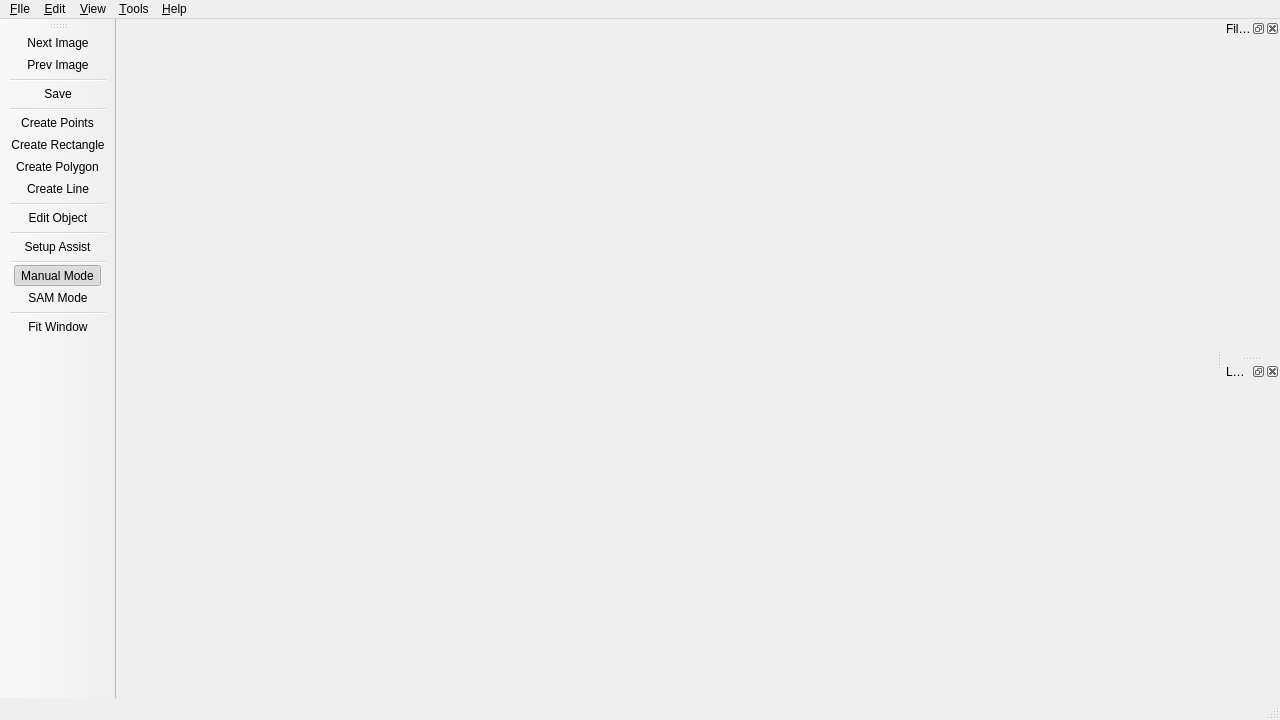
The window that src/widgets/main_window/form.ui (J094/label-anything) describes before a commit, drawn with Qt 5.
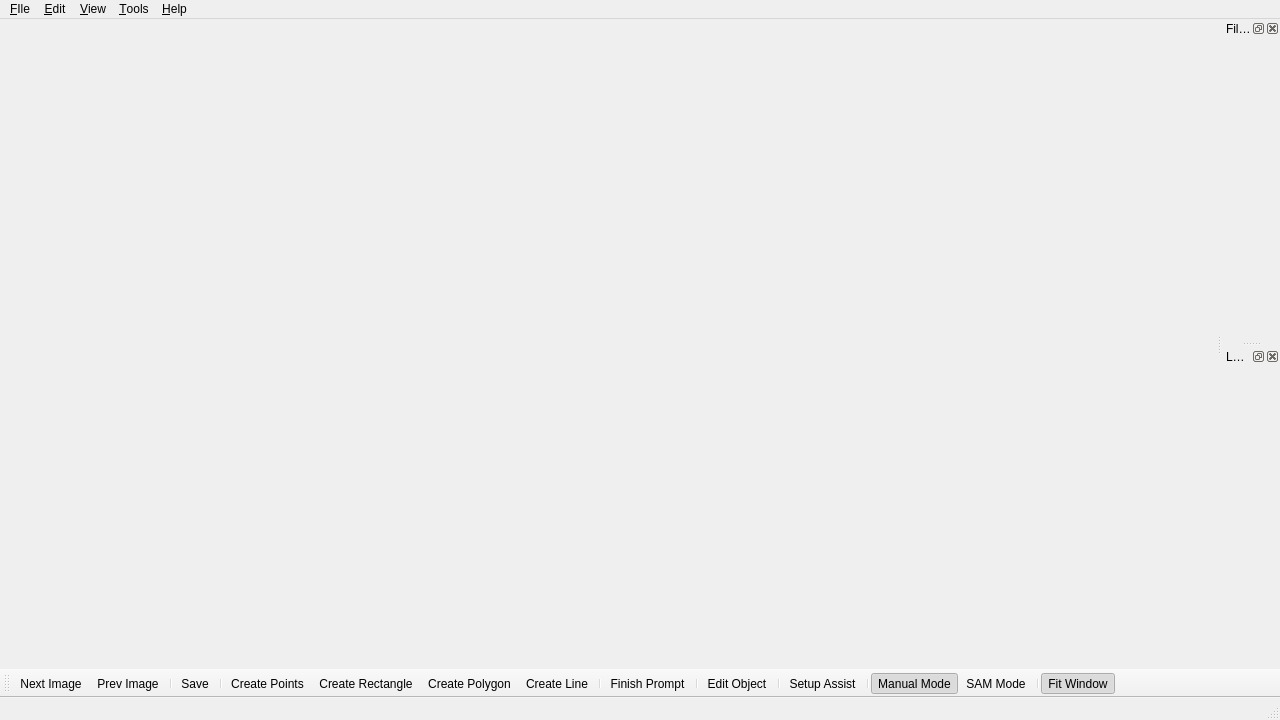
The same window after the commit.

Diff of the .ui file:
```diff
--- a/src/widgets/main_window/form.ui
+++ b/src/widgets/main_window/form.ui
@@ -131,7 +131,7 @@
     <string>toolBar</string>
    </property>
    <attribute name="toolBarArea">
-    <enum>LeftToolBarArea</enum>
+    <enum>BottomToolBarArea</enum>
    </attribute>
    <attribute name="toolBarBreak">
     <bool>false</bool>
@@ -146,6 +146,8 @@
    <addaction name="action_Create_Polygon"/>
    <addaction name="action_Create_Line"/>
    <addaction name="separator"/>
+   <addaction name="action_Finish_Prompt"/>
+   <addaction name="separator"/>
    <addaction name="action_Edit_Object"/>
    <addaction name="separator"/>
    <addaction name="action_Setup_Assist"/>
@@ -358,6 +360,9 @@
    <property name="checkable">
     <bool>true</bool>
    </property>
+   <property name="checked">
+    <bool>true</bool>
+   </property>
    <property name="text">
     <string>Fit Window</string>
    </property>
```
Left out of the diff: 3 changed lines with no effect on the pictures.
